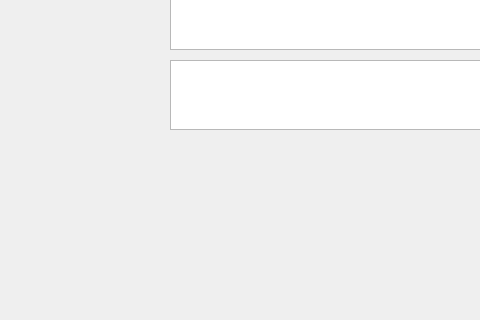
Old version of the form src/gui/mainui.ui in the repository realth000/localcharger; both pictures show x 0 to 480 and y 380 to 700 of the 1100 by 700 pixel window.
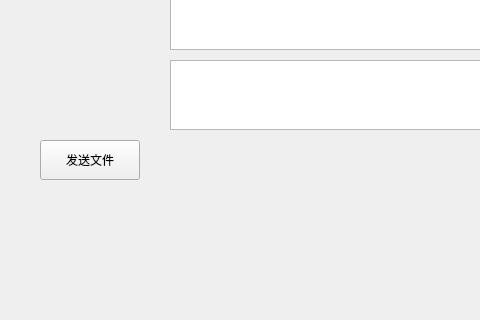
New version of the form. Custom widgets are drawn as their Qt base class.

The edit to the form file:
```diff
--- a/src/gui/mainui.ui
+++ b/src/gui/mainui.ui
@@ -245,6 +245,19 @@
     <string/>
    </property>
   </widget>
+  <widget class="QPushButton" name="sendFilePushButton">
+   <property name="geometry">
+    <rect>
+     <x>40</x>
+     <y>520</y>
+     <width>100</width>
+     <height>40</height>
+    </rect>
+   </property>
+   <property name="text">
+    <string>发送文件</string>
+   </property>
+  </widget>
  </widget>
  <customwidgets>
   <customwidget>
```
Left out of the diff: 2 changed lines with no effect on the pictures.
